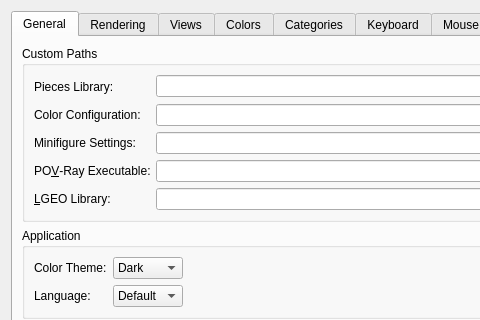
Before: the Qt Designer form src/ui/sw_preferences_dialog.ui in nathaneltitane/studworks, drawn with Qt 5; both pictures show x 0 to 480 and y 0 to 320 of the 726 by 1018 pixel window.
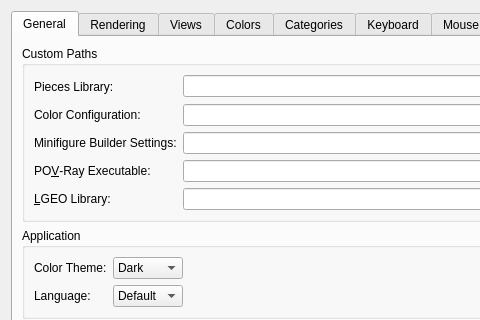
After: the same form once the commit is applied. Icons and pictures are not drawn.

What changed in the file:
```diff
--- a/src/ui/sw_preferences_dialog.ui
+++ b/src/ui/sw_preferences_dialog.ui
@@ -131,7 +131,7 @@
              <string>Choose a custom minifigure settings file, or leave empty to use the built-in choices.</string>
             </property>
             <property name="text">
-             <string>Minifigure Settings:</string>
+             <string>Minifigure Builder Settings:</string>
             </property>
             <property name="buddy">
              <cstring>MinifigSettingsEdit</cstring>
```
Left out of the diff: 66 changed lines with no effect on the pictures.
